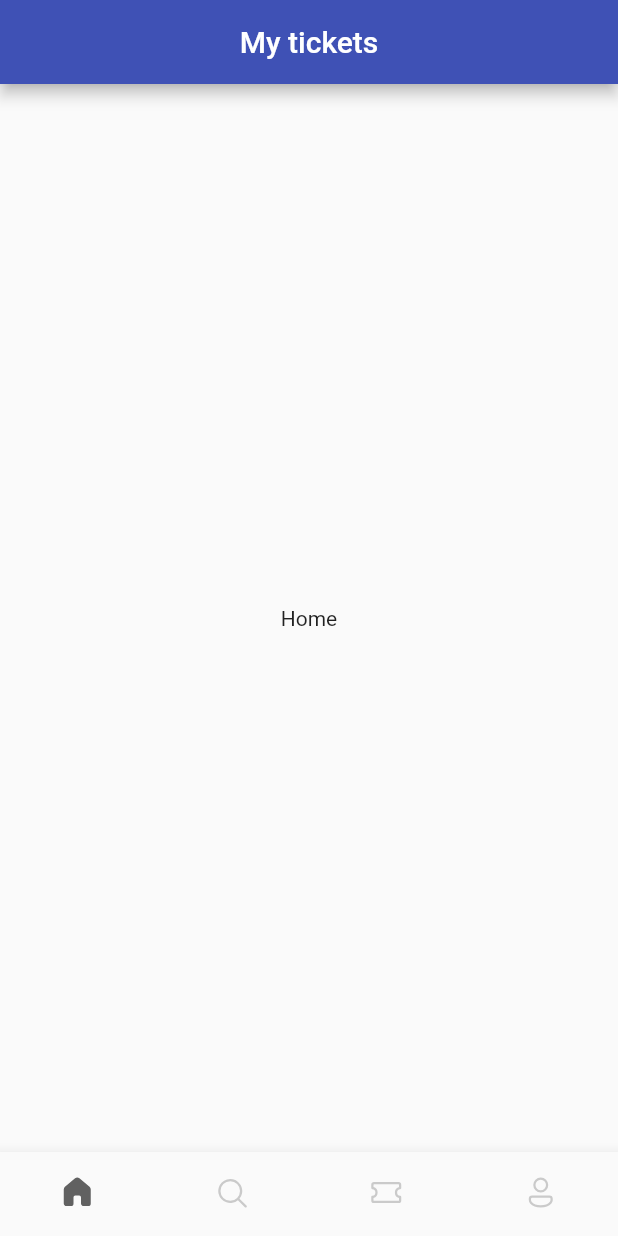
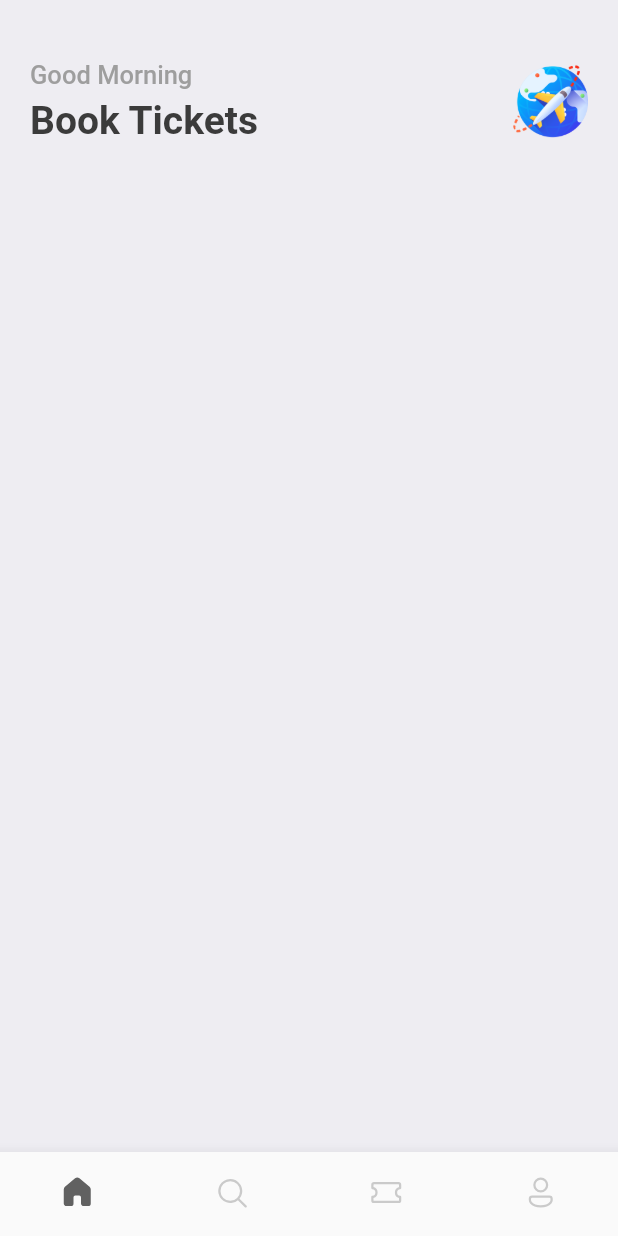
Before and after one commit to NGOMNGOM/Ticket-Booking-App, a Flutter app: the screen it shows after launch, on a phone screen of 412 x 824 dp. Run offline on Flutter 3.47's test engine with Material 2 defaults, Android fonts, the phone set to English and light mode, and no system bars; our stand-ins replace fluentui_icons, gap.

Commit message:
header part

```diff
--- a/ticket_booking_app/lib/main.dart
+++ b/ticket_booking_app/lib/main.dart
@@ -1,5 +1,6 @@
 import 'package:flutter/material.dart';
 import 'package:ticket_booking_app/screens/bottom.dart';
+import 'package:ticket_booking_app/utils/style.dart';
 
 void main() {
   runApp(const MainApp());
@@ -11,7 +12,7 @@ class MainApp extends StatelessWidget {
   @override
   Widget build(BuildContext context) {
     return MaterialApp(
-        theme: ThemeData(primarySwatch: Colors.indigo),
+        theme: ThemeData(primaryColor: primary),
         debugShowCheckedModeBanner: false,
         home: const Bottom());
   }
--- a/ticket_booking_app/lib/screens/bottom.dart
+++ b/ticket_booking_app/lib/screens/bottom.dart
@@ -1,5 +1,6 @@
 import 'package:fluentui_icons/fluentui_icons.dart';
 import 'package:flutter/material.dart';
+import 'package:ticket_booking_app/screens/home_screen.dart';
 
 class Bottom extends StatefulWidget {
   const Bottom({super.key});
@@ -11,7 +12,7 @@ class Bottom extends StatefulWidget {
 class _BottomState extends State<Bottom> {
   int _selectedIndex = 0;
   static final List<Widget> _widgetOption = <Widget>[
-    const Text("Home"),
+    HomeScreen(),
     const Text("Search"),
     const Text("Tickets"),
     const Text("Profile")
@@ -25,10 +26,6 @@ class _BottomState extends State<Bottom> {
   @override
   Widget build(BuildContext context) {
     return Scaffold(
-      appBar: AppBar(
-        centerTitle: true,
-        title: const Text("My tickets"),
-      ),
       body: Center(child: _widgetOption[_selectedIndex]),
       bottomNavigationBar: BottomNavigationBar(
           onTap: _onItemTapped,
--- /dev/null
+++ b/ticket_booking_app/lib/screens/home_screen.dart
@@ -0,0 +1,50 @@
+import 'package:flutter/material.dart';
+import 'package:gap/gap.dart';
+
+import '../utils/style.dart';
+
+class HomeScreen extends StatelessWidget {
+  const HomeScreen({super.key});
+
+  @override
+  Widget build(BuildContext context) {
+    return Scaffold(
+        appBar: null,
+        backgroundColor: Style.bgColor,
+        body: ListView(
+          children: [
+            Container(
+                padding: EdgeInsets.symmetric(horizontal: 20),
+                child: Column(
+                  children: [
+                    const Gap(40),
+                    Row(
+                      mainAxisAlignment: MainAxisAlignment.spaceBetween,
+                      children: [
+                        Column(
+                            crossAxisAlignment: CrossAxisAlignment.start,
+                            children: [
+                              Text("Good Morning", style: Style.headLineStlye3),
+                              const Gap(5),
+                              Text(
+                                "Book Tickets",
+                                style: Style.headLineStlye,
+                              )
+                            ]),
+                        Container(
+                          width: 50,
+                          height: 50,
+                          decoration: BoxDecoration(
+                              borderRadius: BorderRadius.circular(10),
+                              image: DecorationImage(
+                                  image:
+                                      AssetImage("assets/image/airplane.png"))),
+                        )
+                      ],
+                    ),
+                  ],
+                ))
+          ],
+        ));
+  }
+}
--- /dev/null
+++ b/ticket_booking_app/lib/utils/style.dart
@@ -0,0 +1,20 @@
+import 'package:flutter/material.dart';
+
+Color primary = const Color(0xFF687daf);
+
+class Style {
+  static Color primaryColor = primary;
+  static Color textColor = const Color(0xFF3b3b3b);
+  static Color bgColor = const Color(0xFFeeedf2);
+  static Color orangeColor = const Color(0xFF526799);
+  static TextStyle textStlye =
+      TextStyle(fontSize: 16, color: textColor, fontWeight: FontWeight.w500);
+  static TextStyle headLineStlye =
+      TextStyle(fontSize: 26, color: textColor, fontWeight: FontWeight.bold);
+  static TextStyle headLineStlye2 =
+      TextStyle(fontSize: 21, color: textColor, fontWeight: FontWeight.bold);
+  static TextStyle headLineStlye3 = TextStyle(
+      fontSize: 17, color: Colors.grey.shade500, fontWeight: FontWeight.w500);
+  static TextStyle headLineStlye4 = TextStyle(
+      fontSize: 14, color: Colors.grey.shade500, fontWeight: FontWeight.bold);
+}
--- a/ticket_booking_app/pubspec.yaml
+++ b/ticket_booking_app/pubspec.yaml
@@ -10,6 +10,7 @@ dependencies:
   flutter:
     sdk: flutter
   fluentui_icons: ^1.0.0
+  gap: ^3.0.1
 
 dev_dependencies:
   flutter_test:
@@ -18,3 +19,5 @@ dev_dependencies:
 
 flutter:
   uses-material-design: true
+  assets:
+    - assets/image/
```
Also changed, not shown: ticket_booking_app/assets/image/airplane.png (added), ticket_booking_app/assets/image/test.jpg (added), ticket_booking_app/pubspec.lock.
